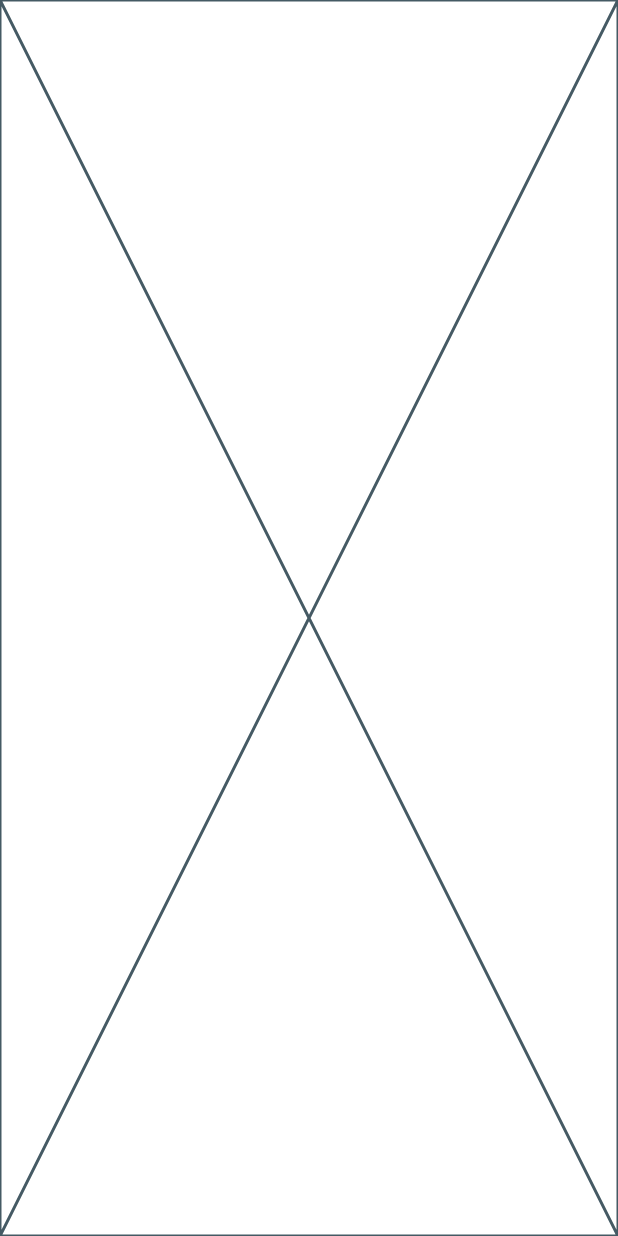
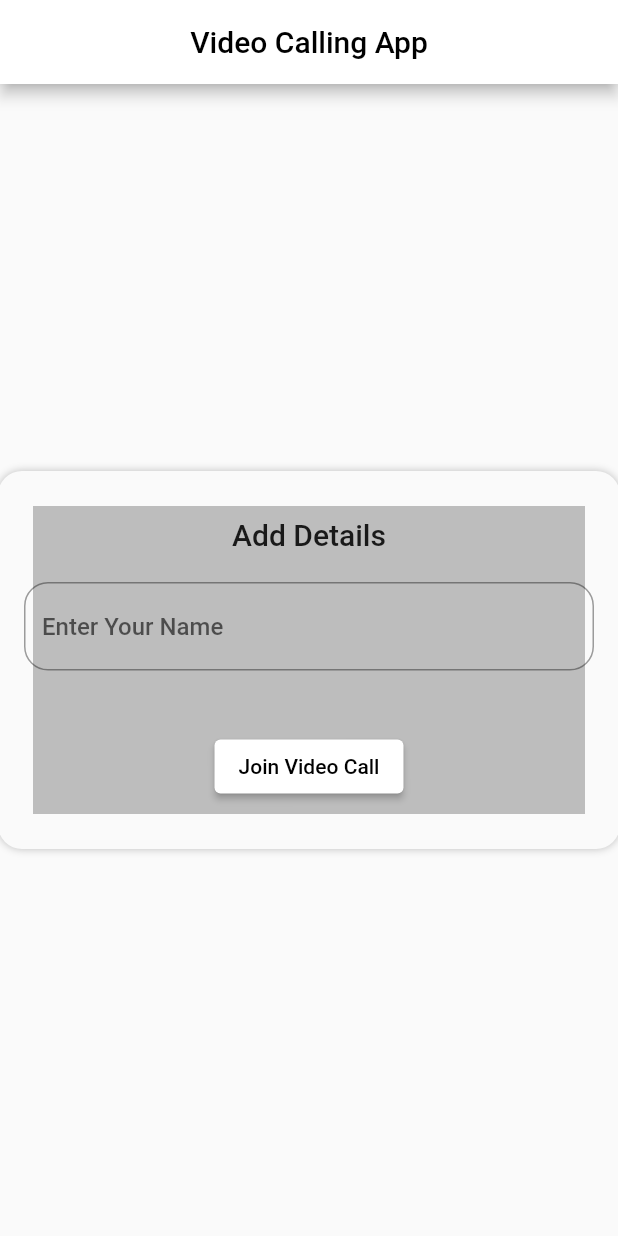
Before and after one commit to arbaazaj/videoapp, a Flutter app: the screen it shows after launch, on a phone screen of 412 x 824 dp. Run offline on Flutter 3.47's test engine with Material 2 defaults, Android fonts, the phone set to English and light mode, and no system bars; our stand-ins replace flutter_dotenv; missing offline and left inert: zego_uikit_prebuilt_call.

Commit message:
Added video call feature.

```diff
--- a/lib/main.dart
+++ b/lib/main.dart
@@ -1,7 +1,10 @@
 import 'package:flutter/material.dart';
+import 'package:flutter_dotenv/flutter_dotenv.dart';
 import 'package:videoapp/screens/homepage.dart';
 
-void main() {
+void main() async {
+  WidgetsFlutterBinding.ensureInitialized();
+  await dotenv.load(fileName: '.env');
   runApp(const MyApp());
 }
 
@@ -11,6 +14,7 @@ class MyApp extends StatelessWidget {
   @override
   Widget build(BuildContext context) {
     return MaterialApp(
+      debugShowCheckedModeBanner: false,
       title: 'Video App',
       theme: ThemeData(
         primarySwatch: Colors.blue,
--- a/lib/screens/homepage.dart
+++ b/lib/screens/homepage.dart
@@ -1,10 +1,93 @@
+import 'dart:math';
+
 import 'package:flutter/material.dart';
+import 'package:videoapp/screens/video_call_screen.dart';
 
-class HomePage extends StatelessWidget {
+class HomePage extends StatefulWidget {
   const HomePage({Key? key}) : super(key: key);
 
   @override
+  State<HomePage> createState() => _HomePageState();
+}
+
+class _HomePageState extends State<HomePage> {
+  final TextEditingController nameController = TextEditingController();
+
+  @override
   Widget build(BuildContext context) {
-    return const Placeholder();
+    return SafeArea(
+      child: Scaffold(
+        appBar: AppBar(
+          centerTitle: true,
+          backgroundColor: Colors.white,
+          title: const Text(
+            'Video Calling App',
+            style: TextStyle(color: Colors.black),
+          ),
+        ),
+        body: Center(
+          child: Container(
+            height: 250,
+            width: MediaQuery.of(context).size.width,
+            decoration: BoxDecoration(
+              borderRadius: BorderRadius.circular(16.0),
+              boxShadow: [
+                BoxShadow(
+                  color: Colors.grey.shade400,
+                  blurStyle: BlurStyle.outer,
+                  blurRadius: 4.0,
+                  spreadRadius: 1.0,
+                ),
+              ],
+            ),
+            child: Column(
+              mainAxisAlignment: MainAxisAlignment.center,
+              children: [
+                Text('Add Details',
+                    style: Theme.of(context).textTheme.titleLarge),
+                const SizedBox(height: 20.0),
+                Padding(
+                  padding: const EdgeInsets.only(left: 16.0, right: 16.0),
+                  child: TextField(
+                    controller: nameController,
+                    style: const TextStyle(
+                      fontSize: 16.0,
+                      fontWeight: FontWeight.w500,
+                    ),
+                    decoration: InputDecoration(
+                      hintText: 'Enter Your Name',
+                        border: OutlineInputBorder(
+                            borderRadius: BorderRadius.circular(16.0))),
+                  ),
+                ),
+                const SizedBox(height: 40.0),
+                ElevatedButton(
+                  style: const ButtonStyle(
+                    backgroundColor: MaterialStatePropertyAll(Colors.white),
+                    foregroundColor: MaterialStatePropertyAll(Colors.black),
+                  ),
+                  child: const Text('Join Video Call'),
+                  onPressed: () => getDetails(context),
+                ),
+              ],
+            ),
+          ),
+        ),
+      ),
+    );
+  }
+
+  void getDetails(BuildContext context) {
+    final String name = nameController.text;
+    final randomUserID = Random().nextInt(1000);
+    Navigator.push(
+      context,
+      MaterialPageRoute(
+        builder: (context) => VideoCallScreen(
+          name: name,
+          userID: randomUserID,
+        ),
+      ),
+    );
   }
 }
--- a/pubspec.yaml
+++ b/pubspec.yaml
@@ -36,6 +36,7 @@ dependencies:
   # Use with the CupertinoIcons class for iOS style icons.
   cupertino_icons: ^1.0.2
   zego_uikit_prebuilt_call: ^2.1.3
+  flutter_dotenv: ^5.0.2
 
 dev_dependencies:
   flutter_test:
@@ -58,6 +59,9 @@ flutter:
   # included with your application, so that you can use the icons in
   # the material Icons class.
   uses-material-design: true
+
+  assets:
+    - .env
 
   # To add assets to your application, add an assets section, like this:
   # assets:
```
Also changed, not shown: lib/screens/video_call_screen.dart (added, +38 -0 lines), pubspec.lock, 4 other files.
